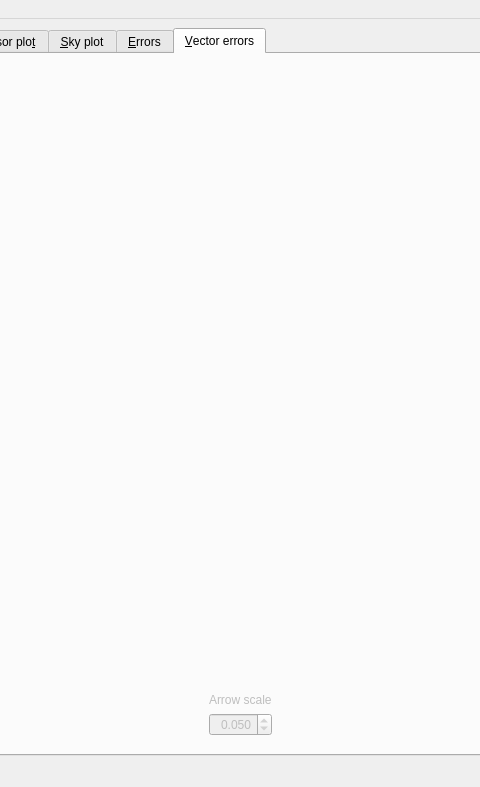
First picture: the form in ui/main.ui, repository AMOS-uniba/vasco, before the edit; both pictures show x 293 to 773 and y 0 to 787 of the 1088 by 787 pixel window.
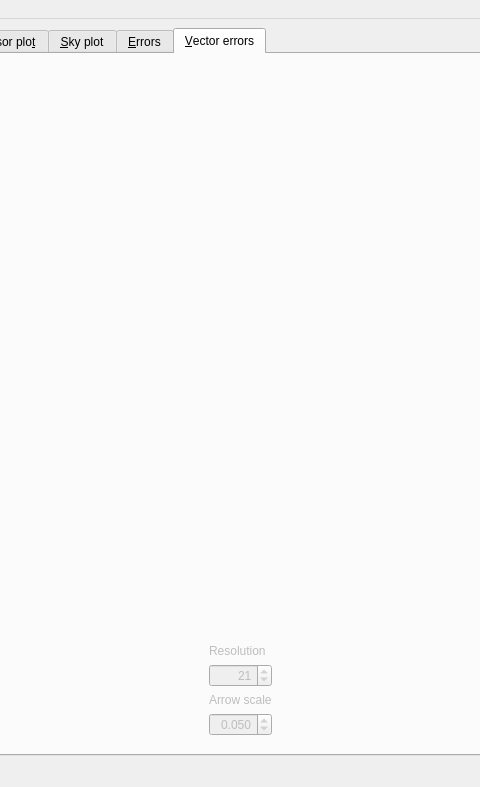
Second picture: the form after the edit. The open tabs and pages were chosen to show the change.

Commit message: Added resolution spinbox, more options

Patch:
```diff
--- a/ui/main.ui
+++ b/ui/main.ui
@@ -776,11 +776,37 @@
                  <property name="sizeHint" stdset="0">
                   <size>
                    <width>20</width>
-                   <height>612</height>
+                   <height>563</height>
                   </size>
                  </property>
                 </spacer>
                </item>
+               <item>
+                <widget class="QLabel" name="lx_resolution">
+                 <property name="text">
+                  <string>Resolution</string>
+                 </property>
+                </widget>
+               </item>
+               <item>
+                <widget class="QSpinBox" name="sb_resolution">
+                 <property name="alignment">
+                  <set>Qt::AlignRight|Qt::AlignTrailing|Qt::AlignVCenter</set>
+                 </property>
+                 <property name="minimum">
+                  <number>11</number>
+                 </property>
+                 <property name="maximum">
+                  <number>51</number>
+                 </property>
+                 <property name="singleStep">
+                  <number>2</number>
+                 </property>
+                 <property name="value">
+                  <number>21</number>
+                 </property>
+                </widget>
+               </item>
                <item>
                 <widget class="QLabel" name="lx_arrow_scale">
                  <property name="text">
```
Left out of the diff: 2 changed lines with no effect on the pictures. The commit also changes 3 other files.
